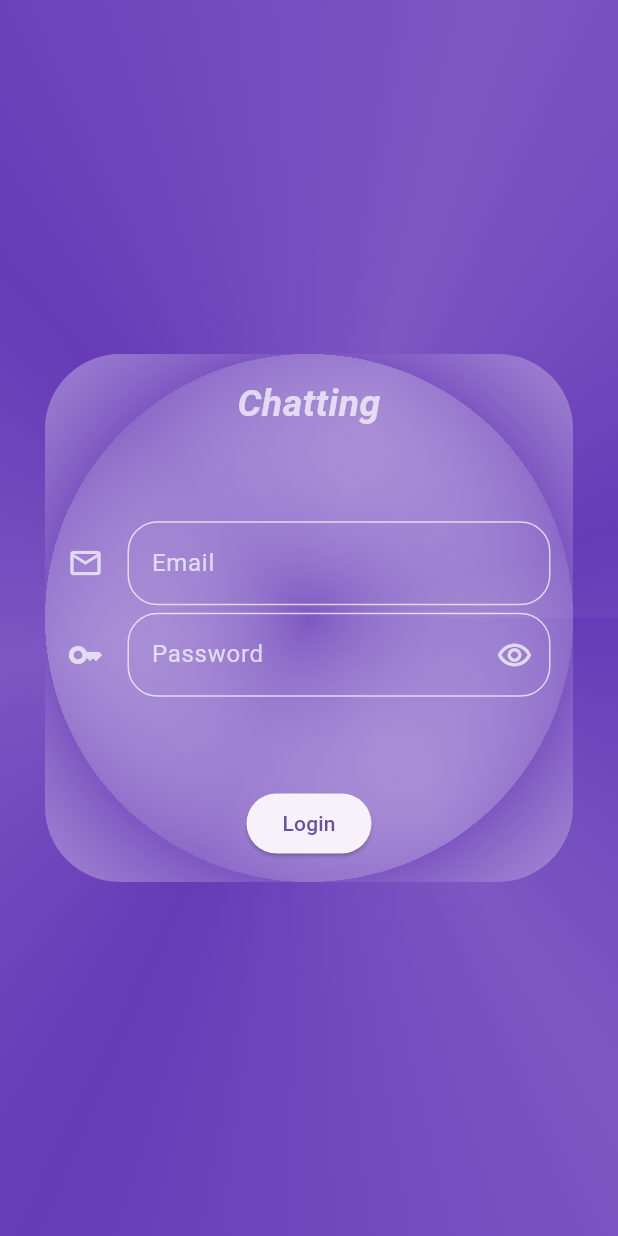
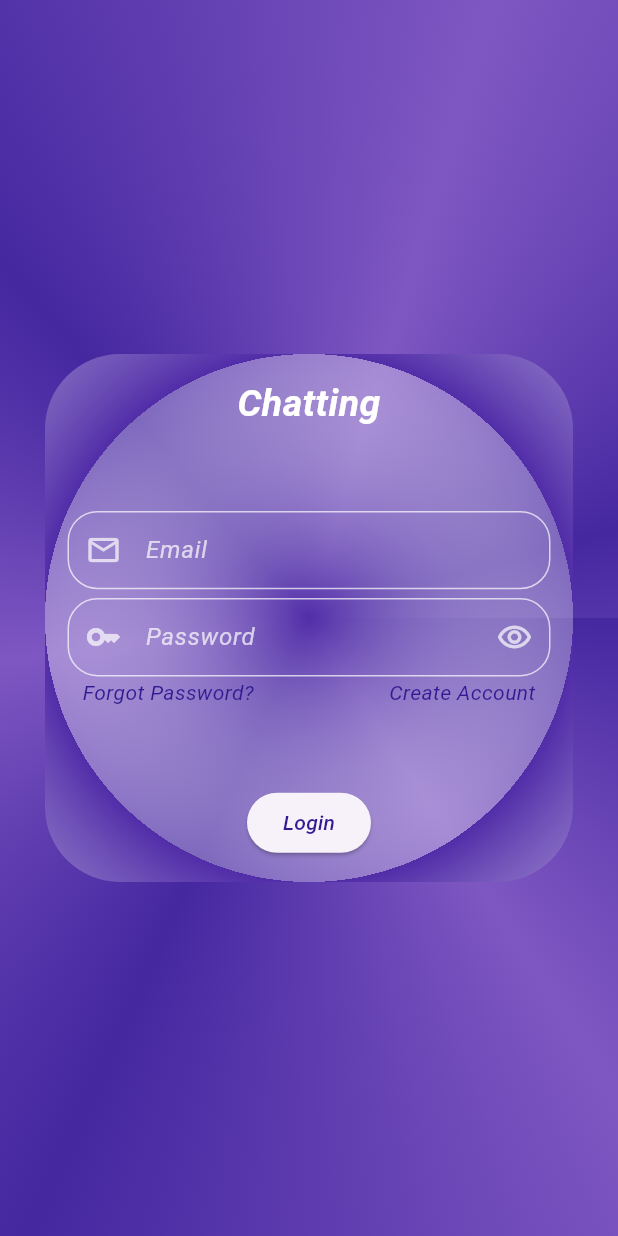
Before and after one commit to cemguven4108/Chatting, a Flutter app: the screen it shows after launch, on a phone screen of 412 x 824 dp. Run offline on Flutter 3.47's test engine with Material 3 defaults, Android fonts, the phone set to English and light mode, and no system bars; our stand-ins replace cloud_firestore, firebase_auth, firebase_core, firebase_storage, image_picker; accounts and stored records are empty.

Commit message:
constants added - dynamic theming added - small changes made to auth - added web and macOS firebase support

```diff
--- /dev/null
+++ b/lib/constants/auth/auth_widget_constants.dart
@@ -0,0 +1,4 @@
+import 'package:flutter/material.dart';
+
+const formFieldPasswordVisible = Icons.remove_red_eye_outlined;
+const formFieldPasswordNotVisible = Icons.visibility_off_outlined;
--- /dev/null
+++ b/lib/constants/auth/login/login_text_constants.dart
@@ -0,0 +1,9 @@
+const formTitle = "Chatting";
+
+const formFieldEmail = "Email";
+const formFieldPassword = "Password";
+
+const gestureForgotTitle = "Forgot Password?";
+const gestureRegisterTitle = "Create Account";
+
+const buttonTitle = "Login";
--- /dev/null
+++ b/lib/constants/auth/login/login_widget_constants.dart
@@ -0,0 +1,4 @@
+import 'package:flutter/material.dart';
+
+const formFieldIconEmail = Icons.email_outlined;
+const formFieldIconPassword = Icons.key_outlined;
--- a/lib/pages/auth/auth_form_button.dart
+++ b/lib/pages/auth/auth_form_button.dart
@@ -10,9 +10,17 @@ class AuthFormButton extends StatelessWidget {
 
   @override
   Widget build(BuildContext context) {
-    return ElevatedButton(
-      onPressed: () {},
-      child: Text(label),
+    return Flexible(
+      child: ElevatedButton(
+        onPressed: () {},
+        child: Text(
+          label,
+          style: TextStyle(
+            color: Colors.deepPurple.shade900,
+            fontStyle: FontStyle.italic,
+          ),
+        ),
+      ),
     );
   }
 }
--- a/lib/pages/auth/auth_form_field.dart
+++ b/lib/pages/auth/auth_form_field.dart
@@ -1,3 +1,4 @@
+import 'package:chatting_app/constants/auth/auth_widget_constants.dart';
 import 'package:flutter/material.dart';
 
 class AuthFormField extends StatefulWidget {
@@ -33,7 +34,8 @@ class _AuthFormFieldState extends State<AuthFormField> {
 
   @override
   Widget build(BuildContext context) {
-    return TextFormField(
+    return Flexible(
+      child: TextFormField(
         obscureText: isVisible,
         validator: widget.validator,
         onSaved: widget.onSaved,
@@ -51,15 +53,19 @@ class _AuthFormFieldState extends State<AuthFormField> {
               color: Colors.white70,
             ),
           ),
-        icon: Icon(
+          prefixIcon: Icon(
             widget.icon,
             color: Colors.white70,
           ),
           label: Text(
             widget.label,
-          style: const TextStyle(color: Colors.white70),
+            style: const TextStyle(
+              color: Colors.white70,
+              fontStyle: FontStyle.italic,
+            ),
           ),
           suffixIcon: buildPasswordField(),
+        ),
       ),
     );
   }
@@ -81,8 +87,8 @@ class _AuthFormFieldState extends State<AuthFormField> {
         },
         icon: Icon(
           isVisible
-              ? Icons.remove_red_eye_outlined
-              : Icons.visibility_off_outlined,
+              ? formFieldPasswordVisible
+              : formFieldPasswordNotVisible,
           color: Colors.white70,
         ),
       );
--- a/lib/pages/auth/login/login_background.dart
+++ b/lib/pages/auth/login/login_container.dart
@@ -1,7 +1,7 @@
 import 'package:flutter/material.dart';
 
-class LoginBackground extends StatelessWidget {
-  const LoginBackground({
+class LoginContainer extends StatelessWidget {
+  const LoginContainer({
     Key? key,
     this.child,
   }) : super(key: key);
@@ -17,7 +17,7 @@ class LoginBackground extends StatelessWidget {
           startAngle: 0.0,
           endAngle: 1.0,
           colors: [
-            Colors.deepPurple,
+            Colors.deepPurple.shade800,
             Colors.deepPurple.shade400,
           ],
         ),
--- a/lib/pages/auth/login/login_form_container.dart
+++ b/lib/pages/auth/login/login_form_container.dart
@@ -18,8 +18,8 @@ class LoginFormContainer extends StatelessWidget {
         gradient: RadialGradient(
           tileMode: TileMode.repeated,
           colors: [
-            Colors.deepPurple.shade400,
-            Colors.white24,
+            Colors.deepPurple.shade700,
+            Colors.white30,
           ],
         ),
       ),
--- a/lib/pages/auth/login/login_page.dart
+++ b/lib/pages/auth/login/login_page.dart
@@ -1,7 +1,12 @@
+import 'package:chatting_app/constants/auth/login/login_text_constants.dart';
+import 'package:chatting_app/constants/auth/login/login_widget_constants.dart';
 import 'package:chatting_app/pages/auth/auth_form_button.dart';
 import 'package:chatting_app/pages/auth/auth_form_field.dart';
-import 'package:chatting_app/pages/auth/login/login_background.dart';
+import 'package:chatting_app/pages/auth/login/login_container.dart';
 import 'package:chatting_app/pages/auth/login/login_form_container.dart';
+import 'package:chatting_app/pages/auth/recovery/recovery_page.dart';
+import 'package:chatting_app/pages/auth/register/register_page.dart';
+import 'package:chatting_app/utils/theme/theme_generator.dart';
 import 'package:flutter/material.dart';
 
 class LoginPage extends StatelessWidget {
@@ -14,14 +19,14 @@ class LoginPage extends StatelessWidget {
     final formKey = GlobalKey<FormState>();
 
     return Scaffold(
-      body: LoginBackground(
+      body: LoginContainer(
         child: Center(
           child: AspectRatio(
             aspectRatio: 1 / 1,
             child: LoginFormContainer(
               child: Form(
                 key: formKey,
-                child: buildFormChildren(),
+                child: buildFormChildren(context),
               ),
             ),
           ),
@@ -30,35 +35,74 @@ class LoginPage extends StatelessWidget {
     );
   }
 
-  Widget buildFormChildren() {
-    return const Column(
+  Widget buildFormChildren(BuildContext context) {
+    return Column(
       mainAxisAlignment: MainAxisAlignment.spaceEvenly,
       children: <Widget>[
         Text(
-          "Chatting",
-          style: TextStyle(
-            color: Colors.white70,
-            fontSize: 25,
-            fontStyle: FontStyle.italic,
-            fontWeight: FontWeight.bold,
-          ),
+          formTitle,
+          style: ThemeGenerator.of(context).theme.textTheme.titleLarge,
         ),
-        Spacer(),
-        AuthFormField(
-          label: "Email",
-          icon: Icons.email_outlined,
+        const Spacer(),
+        const AuthFormField(
+          label: formFieldEmail,
+          icon: formFieldIconEmail,
         ),
-        SizedBox(height: 5),
-        AuthFormField(
-          label: "Password",
-          icon: Icons.key_outlined,
+        const SizedBox(height: 5),
+        const AuthFormField(
+          label: formFieldPassword,
+          icon: formFieldIconPassword,
           isPassword: true,
         ),
-        Spacer(),
-        AuthFormButton(
-          label: "Login",
+        buildNavigationButtons(context),
+        const Spacer(),
+        const AuthFormButton(
+          label: buttonTitle,
         ),
       ],
     );
   }
+
+  Widget buildNavigationButtons(BuildContext context) {
+    return Padding(
+      padding: const EdgeInsets.symmetric(horizontal: 10),
+      child: Row(
+        mainAxisAlignment: MainAxisAlignment.spaceBetween,
+        children: <Widget>[
+          GestureDetector(
+            onTap: () {
+              Navigator.of(context).push(
+                MaterialPageRoute(
+                  builder: (context) => const RecoveryPage(),
+                ),
+              );
+            },
+            child: Text(
+              gestureForgotTitle,
+              style: TextStyle(
+                color: Colors.deepPurple.shade900,
+                fontStyle: FontStyle.italic,
+              ),
+            ),
+          ),
+          GestureDetector(
+            onTap: () {
+              Navigator.of(context).push(
+                MaterialPageRoute(
+                  builder: (context) => const RegisterPage(),
+                ),
+              );
+            },
+            child: Text(
+              gestureRegisterTitle,
+              style: TextStyle(
+                color: Colors.deepPurple.shade900,
+                fontStyle: FontStyle.italic,
+              ),
+            ),
+          ),
+        ],
+      ),
+    );
+  }
 }
--- /dev/null
+++ b/lib/utils/theme/android_theme.dart
@@ -0,0 +1,36 @@
+import 'package:chatting_app/utils/theme/custom_theme.dart';
+import 'package:flutter/material.dart';
+
+class AndroidTheme extends CustomTheme {
+  AndroidTheme({
+    required super.textTheme,
+  });
+
+  factory AndroidTheme.light() {
+    return AndroidTheme(
+      textTheme: customTextTheme(AndroidColors.bigTextColorLight),
+    );
+  }
+
+  factory AndroidTheme.dark() {
+    return AndroidTheme(
+      textTheme: customTextTheme(AndroidColors.bigTextColorDark),
+    );
+  }
+}
+
+class AndroidColors {
+  static const bigTextColorLight = Colors.white;
+  static const bigTextColorDark = Colors.black;
+}
+
+TextTheme customTextTheme(Color color) {
+  return TextTheme(
+    titleLarge: TextStyle(
+      color: color,
+      fontSize: 25,
+      fontStyle: FontStyle.italic,
+      fontWeight: FontWeight.bold,
+    ),
+  );
+}
--- /dev/null
+++ b/lib/utils/theme/custom_theme.dart
@@ -0,0 +1,9 @@
+import 'package:flutter/material.dart';
+
+abstract class CustomTheme {
+  final TextTheme textTheme;
+
+  const CustomTheme({
+    required this.textTheme,
+  });
+}
--- /dev/null
+++ b/lib/utils/theme/theme_generator.dart
@@ -0,0 +1,51 @@
+import 'dart:io';
+
+import 'package:chatting_app/utils/theme/android_theme.dart';
+import 'package:chatting_app/utils/theme/custom_theme.dart';
+import 'package:chatting_app/utils/theme/ios_theme.dart';
+import 'package:chatting_app/utils/theme/web_theme.dart';
+import 'package:flutter/foundation.dart';
+import 'package:flutter/material.dart';
+
+class ThemeGenerator {
+  final CustomTheme theme;
+
+  const ThemeGenerator._({
+    required this.theme,
+  });
+
+  factory ThemeGenerator.of(BuildContext context) {
+    if (kIsWeb) {
+      return ThemeGenerator._(
+        theme: WebTheme.theme(),
+      );
+    }
+
+    if (MediaQuery.of(context).platformBrightness == Brightness.light) {
+      return ThemeGenerator._light();
+    }
+    return ThemeGenerator._dark();
+  }
+
+  factory ThemeGenerator._light() {
+    if (Platform.isAndroid || Platform.isWindows) {
+      return ThemeGenerator._(
+        theme: AndroidTheme.light(),
+      );
+    }
+    return ThemeGenerator._(
+      theme: IosTheme.light(),
+    );
+  }
+
+  factory ThemeGenerator._dark() {
+    if (Platform.isAndroid || Platform.isWindows) {
+      return ThemeGenerator._(
+        theme: AndroidTheme.dark(),
+      );
+    }
+    return ThemeGenerator._(
+      theme: IosTheme.dark(),
+    );
+  }
+}
--- /dev/null
+++ b/lib/utils/theme/web_theme.dart
@@ -0,0 +1,19 @@
+import 'package:chatting_app/utils/theme/android_theme.dart';
+import 'package:chatting_app/utils/theme/custom_theme.dart';
+import 'package:flutter/material.dart';
+
+class WebTheme extends CustomTheme {
+  WebTheme({
+    required super.textTheme,
+  });
+
+  factory WebTheme.theme() {
+    return WebTheme(
+      textTheme: customTextTheme(),
+    );
+  }
+}
+
+TextTheme customTextTheme() {
+  return AndroidTheme.light().textTheme;
+}
--- a/pubspec.yaml
+++ b/pubspec.yaml
@@ -41,6 +41,8 @@ dependencies:
   cloud_firestore: ^4.14.0
   firebase_storage: ^11.6.0
   firebase_messaging: ^14.7.10
+  riverpod: ^2.4.9
+  flutter_riverpod: ^2.4.9
 
 dev_dependencies:
   flutter_test:
```
Also changed, not shown: lib/api/repository/user_repository.dart (+40 -0 lines), lib/pages/auth/recovery/recovery_page.dart (added, +14 -0 lines), lib/pages/auth/register/register_page.dart (added, +14 -0 lines), lib/utils/theme/ios_theme.dart (added, +37 -0 lines), lib/firebase_options.dart, pubspec.lock, 3 other files. Lines whose indentation alone changed are shown as unchanged.
